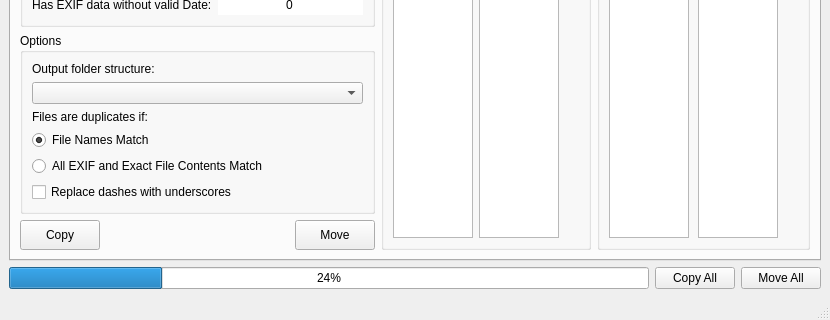
First picture: the form in metamovermainwindow.ui, repository AmelioratesDevelopment/MetaMover, before the edit; both pictures show x 0 to 830 and y 346 to 666 of the 830 by 666 pixel window.
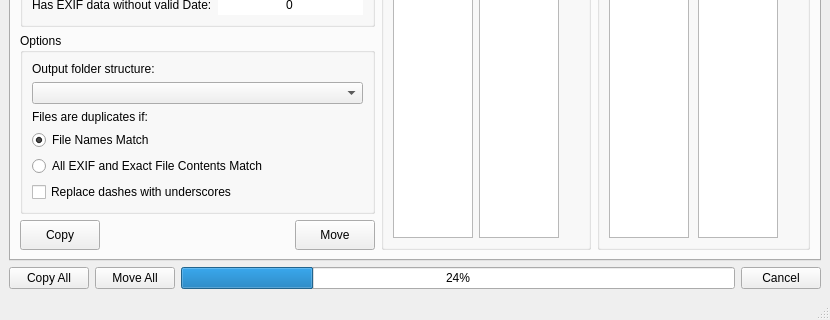
Second picture: the form after the edit. Icons and pictures are not drawn.

```diff
--- a/metamovermainwindow.ui
+++ b/metamovermainwindow.ui
@@ -1121,13 +1121,6 @@
     </item>
     <item row="1" column="0">
      <layout class="QHBoxLayout" name="horizontalLayout_10">
-      <item>
-       <widget class="QProgressBar" name="progressBarFileProgress">
-        <property name="value">
-         <number>24</number>
-        </property>
-       </widget>
-      </item>
       <item>
        <widget class="QPushButton" name="pushButtonCopyAll">
         <property name="sizePolicy">
@@ -1154,6 +1147,20 @@
         </property>
        </widget>
       </item>
+      <item>
+       <widget class="QProgressBar" name="progressBarFileProgress">
+        <property name="value">
+         <number>24</number>
+        </property>
+       </widget>
+      </item>
+      <item>
+       <widget class="QPushButton" name="pushButton">
+        <property name="text">
+         <string>Cancel</string>
+        </property>
+       </widget>
+      </item>
      </layout>
     </item>
    </layout>
```
